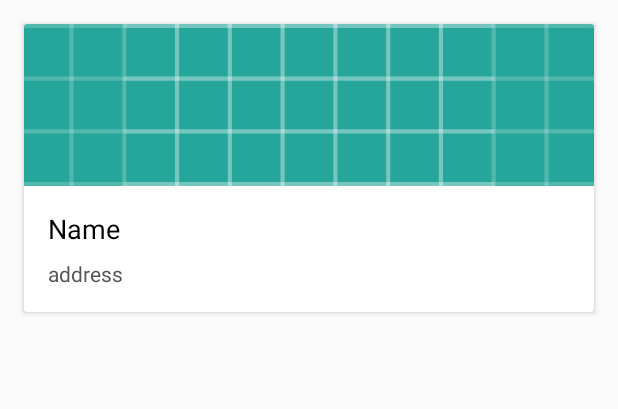
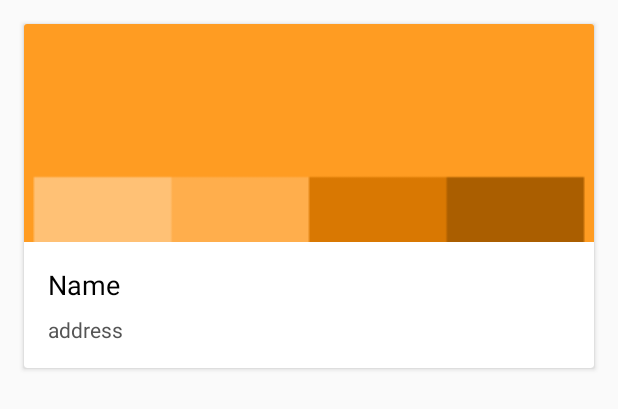
Before and after one commit to cbinns/YEGNightOut, an Android app: the layout card_view.xml on its own in the app's theme, with its tools: preview values and no code run, on a phone screen of 412 x 824 dp. Shown: the top 409 px of the screen. Run offline under Robolectric (Android 15) with nearby library versions, the light colour scheme and no system bars.

Commit message:
Added background images, randomized them for display :unicorn:.

```diff
--- a/YEGNightOutFrontend/app/src/main/res/layout/card_view.xml
+++ b/YEGNightOutFrontend/app/src/main/res/layout/card_view.xml
@@ -1,6 +1,7 @@
 <?xml version="1.0" encoding="utf-8"?>
 <LinearLayout xmlns:android="http://schemas.android.com/apk/res/android"
     xmlns:app="http://schemas.android.com/apk/res-auto"
+    xmlns:tools="http://schemas.android.com/tools"
     android:layout_width="match_parent"
     android:layout_height="wrap_content"
     android:orientation="vertical">
@@ -20,10 +21,11 @@
             android:orientation="vertical">
 
             <ImageView
+                android:id="@+id/restaurantImage"
                 android:layout_width="match_parent"
                 android:layout_height="wrap_content"
                 android:scaleType="centerCrop"
-                android:src="@drawable/ic_launcher_background" />
+                android:src="@drawable/orange_background" />
 
             <LinearLayout
                 android:layout_width="match_parent"
```
Also changed, not shown: YEGNightOutFrontend/app/src/main/java/com/github/cbinns/yegnightout/holders/RestaurantViewHolder.java (+25 -0 lines), YEGNightOutFrontend/app/src/main/java/com/github/cbinns/yegnightout/views/DetailActivity.java (+7 -2 lines), YEGNightOutFrontend/app/src/main/res/drawable/blue_background.png (added), YEGNightOutFrontend/app/src/main/res/drawable/dark_orange_background.png (added), YEGNightOutFrontend/app/src/main/res/drawable/green_background.png (added), YEGNightOutFrontend/app/src/main/res/drawable/orange_background.png (added).
